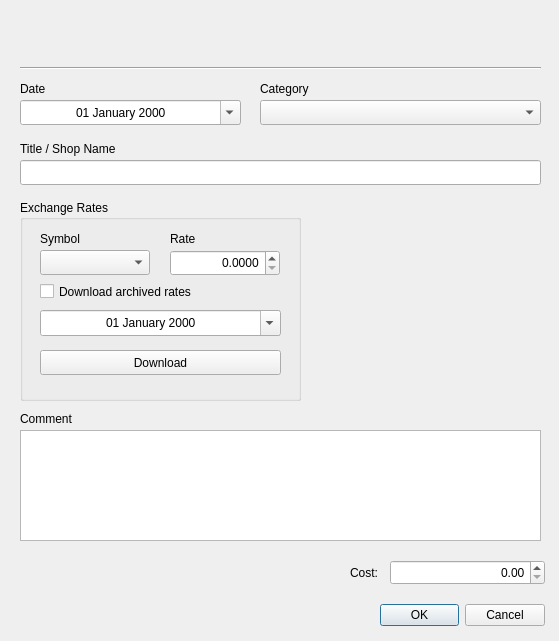
Above: Dialog/ExpenseDialog.ui from wslowinski/QtFinance before the change. Below: the same form after it.
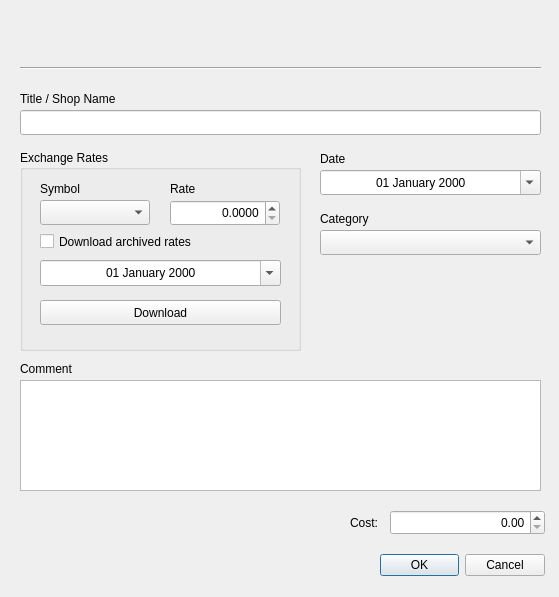
That is the form after the change.

```diff
--- a/Dialog/ExpenseDialog.ui
+++ b/Dialog/ExpenseDialog.ui
@@ -10,7 +10,7 @@
     <x>0</x>
     <y>0</y>
     <width>559</width>
-    <height>641</height>
+    <height>597</height>
    </rect>
   </property>
   <property name="palette">
@@ -30,7 +30,7 @@
    <property name="geometry">
     <rect>
      <x>380</x>
-     <y>600</y>
+     <y>550</y>
      <width>165</width>
      <height>31</height>
     </rect>
@@ -45,8 +45,8 @@
   <widget class="QDateEdit" name="dtDate">
    <property name="geometry">
     <rect>
-     <x>20</x>
-     <y>100</y>
+     <x>320</x>
+     <y>170</y>
      <width>221</width>
      <height>25</height>
     </rect>
@@ -67,9 +67,9 @@
   <widget class="QComboBox" name="cbCategory">
    <property name="geometry">
     <rect>
-     <x>260</x>
-     <y>100</y>
-     <width>281</width>
+     <x>320</x>
+     <y>230</y>
+     <width>221</width>
      <height>25</height>
     </rect>
    </property>
@@ -95,8 +95,8 @@
   <widget class="QLabel" name="lblDate">
    <property name="geometry">
     <rect>
-     <x>20</x>
-     <y>80</y>
+     <x>320</x>
+     <y>150</y>
      <width>67</width>
      <height>17</height>
     </rect>
@@ -108,8 +108,8 @@
   <widget class="QLabel" name="lblCategory">
    <property name="geometry">
     <rect>
-     <x>260</x>
-     <y>80</y>
+     <x>320</x>
+     <y>210</y>
      <width>67</width>
      <height>17</height>
     </rect>
@@ -122,7 +122,7 @@
    <property name="geometry">
     <rect>
      <x>20</x>
-     <y>160</y>
+     <y>110</y>
      <width>521</width>
      <height>25</height>
     </rect>
@@ -132,7 +132,7 @@
    <property name="geometry">
     <rect>
      <x>20</x>
-     <y>140</y>
+     <y>90</y>
      <width>131</width>
      <height>17</height>
     </rect>
@@ -145,7 +145,7 @@
    <property name="geometry">
     <rect>
      <x>390</x>
-     <y>560</y>
+     <y>510</y>
      <width>155</width>
      <height>25</height>
     </rect>
@@ -167,7 +167,7 @@
    <property name="geometry">
     <rect>
      <x>350</x>
-     <y>560</y>
+     <y>510</y>
      <width>40</width>
      <height>25</height>
     </rect>
@@ -183,7 +183,7 @@
    <property name="geometry">
     <rect>
      <x>20</x>
-     <y>410</y>
+     <y>360</y>
      <width>131</width>
      <height>17</height>
     </rect>
@@ -196,7 +196,7 @@
    <property name="geometry">
     <rect>
      <x>20</x>
-     <y>430</y>
+     <y>380</y>
      <width>521</width>
      <height>111</height>
     </rect>
@@ -235,7 +235,7 @@
    <property name="geometry">
     <rect>
      <x>20</x>
-     <y>200</y>
+     <y>150</y>
      <width>281</width>
      <height>201</height>
     </rect>
```
